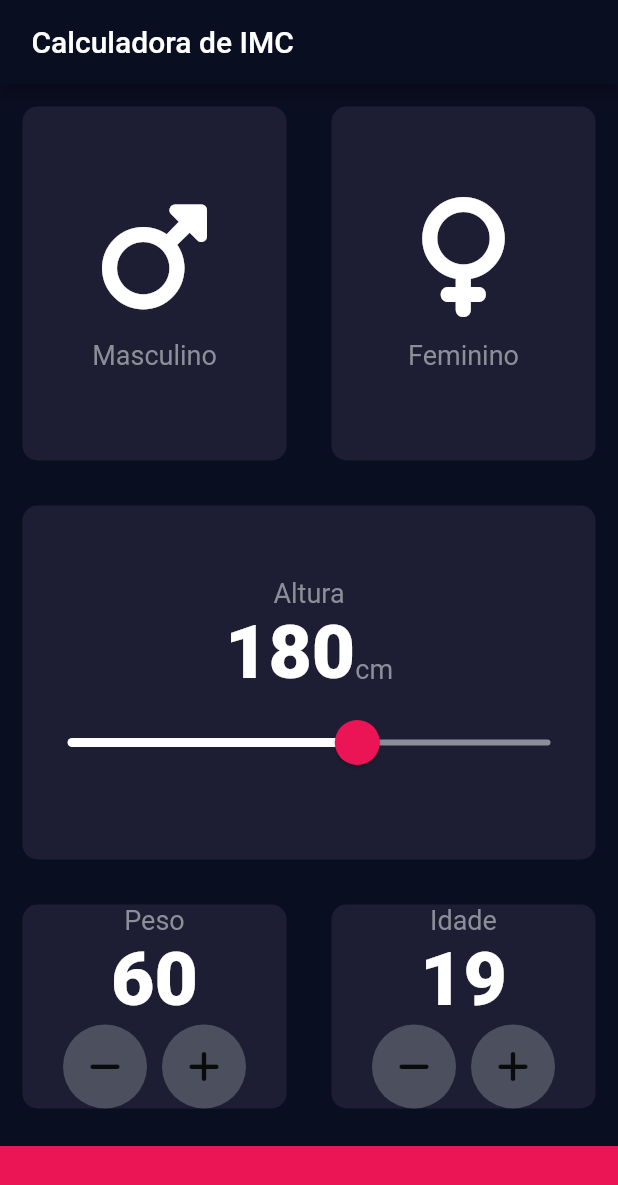
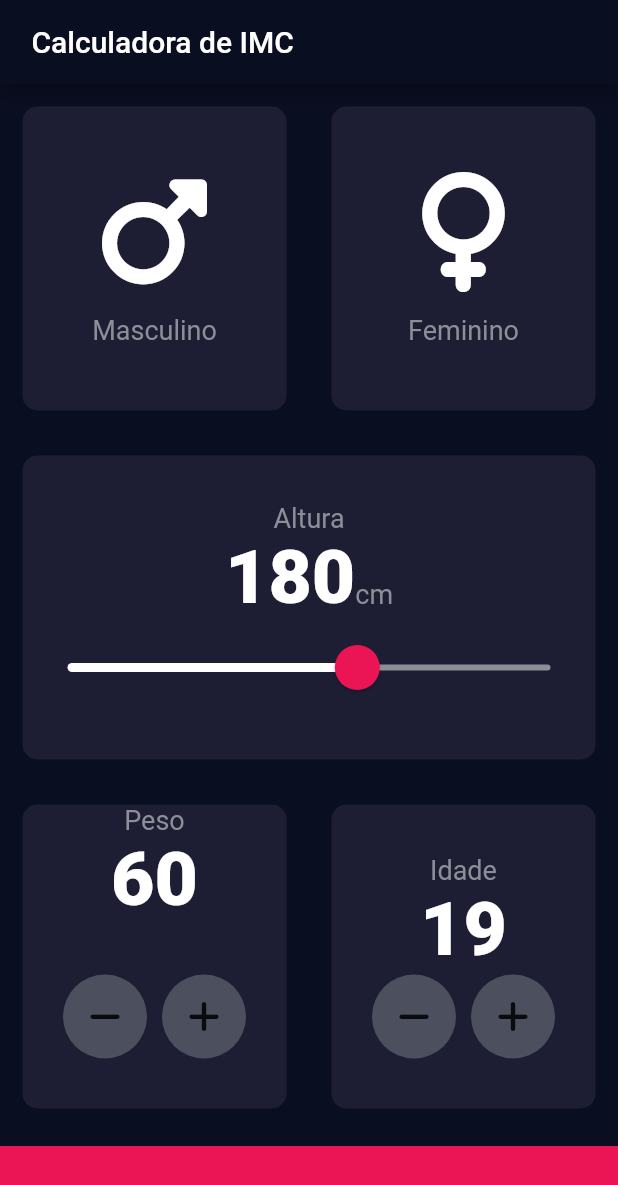
Before and after one commit to oliveiradg/imcFlutter, a Flutter app: the screen it shows after launch, on a phone screen of 412 x 824 dp. Shown: the top 1185 px of the screen. Run offline on Flutter 3.47's test engine with Material 2 defaults, Android fonts, the phone set to English and light mode, and no system bars; our stand-ins replace font_awesome_flutter.

Commit message:
[DIA 13] Refactor: Refatoração e correção de bugs

```diff
--- a/lib/views/input_page_view.dart
+++ b/lib/views/input_page_view.dart
@@ -1,4 +1,3 @@
-// ignore_for_file: public_member_api_docs, sort_constructors_first
 import 'package:flutter/material.dart';
 import 'package:font_awesome_flutter/font_awesome_flutter.dart';
 
@@ -97,10 +96,10 @@ class _InputPageState extends State<InputPage> {
                   ),
                   SliderTheme(
                     data: SliderTheme.of(context).copyWith(
+                      inactiveTrackColor: const Color(0xFF8D8E98),
                       activeTrackColor: Colors.white,
                       thumbColor: const Color(0xFFEB1555),
                       overlayColor: const Color(0x29EB1555),
-                      inactiveTrackColor: const Color(0xFF8D8E98),
                       thumbShape:
                           const RoundSliderThumbShape(enabledThumbRadius: 15.0),
                       overlayShape:
@@ -122,9 +121,10 @@ class _InputPageState extends State<InputPage> {
               onPress: () {},
             ),
           ),
-          Row(
-            children:
-              [Expanded(
+          Expanded(
+            child: Row(
+              children: [
+                Expanded(
                   child: CardTela(
                     colour: activeCardColour,
                     cardChild: Column(
@@ -138,32 +138,38 @@ class _InputPageState extends State<InputPage> {
                           peso.toString(),
                           style: numberTextStyle,
                         ),
-                      Row(
+                        Expanded(
+                          child: Row(
                             mainAxisAlignment: MainAxisAlignment.center,
-                        children:  [
+                            children: [
                               RoundIconButton(
                                 icon: FontAwesomeIcons.minus,
-                            onPressed: (){
-
-
+                                onPressed: () {
+                                  setState(() {
+                                    peso--;
+                                  });
                                 },
                               ),
                               const SizedBox(
                                 width: 10.0,
                               ),
                               RoundIconButton(
-                            icon: FontAwesomeIcons.plus, onPressed:(){
+                                icon: FontAwesomeIcons.plus,
 
+                                onPressed: () {
+                                  setState(() {
+                                    peso++;
+                                  });
                                 },
                               ),
                             ],
+                          ),
                         )
                       ],
-                  ), onPress: (){},
-
+                    ),
+                    onPress: () {},
                   ),
                 ),
-
                 Expanded(
                   child: CardTela(
                     colour: activeCardColour,
@@ -174,8 +180,8 @@ class _InputPageState extends State<InputPage> {
                           'Idade',
                           style: labelTextStyle,
                         ),
-                  const Text(
-                    '19',
+                        Text(
+                          idade.toString(),
                           style: numberTextStyle,
                         ),
                         Row(
@@ -183,8 +189,10 @@ class _InputPageState extends State<InputPage> {
                           children: [
                             RoundIconButton(
                               icon: FontAwesomeIcons.minus,
-                        onPressed: (){
-
+                              onPressed: () {
+                                setState(() {
+                                  idade--;
+                                });
                               },
                             ),
                             const SizedBox(
@@ -192,34 +200,22 @@ class _InputPageState extends State<InputPage> {
                             ),
                             RoundIconButton(
                               icon: FontAwesomeIcons.plus,
-                        onPressed: (){
-
+                              onPressed: () {
+                                setState(() {
+                                  idade++;
+                                });
                               },
                             ),
                           ],
                         )
                       ],
-              ), onPress: (){},
-              ), ),
-
+                    ),
+                    onPress: () {},
+                  ),
+                ),
               ],
             ),
-
-
-
-
-
-
-
-
-
-
-
-
-
-
-
-
+          ),
           Container(
             color: const Color(0xFFEB1555),
             margin: const EdgeInsets.only(top: 10.0),
@@ -248,7 +244,7 @@ class RoundIconButton extends StatelessWidget {
   }) : super(key: key);
 
   final IconData icon;
-  final Function  onPressed;
+  final Function onPressed;
 
   @override
   Widget build(BuildContext context) {
@@ -256,13 +252,14 @@ class RoundIconButton extends StatelessWidget {
       // ignore: sort_child_properties_last
       child: Icon(icon),
 
-      onPressed: onPressed(),
-      elevation: 6.0,
+      onPressed: onPressed as void Function(),
+      elevation: 0.0,
       constraints: const BoxConstraints.tightFor(
         width: 56.0,
         height: 56.0,
       ),
       shape: const CircleBorder(),
+
       fillColor: const Color(0xFF4C4F5E),
     );
   }
```
Also changed, not shown: lib/components/card_tela.dart (+3 -4 lines). Lines whose indentation alone changed are shown as unchanged.
